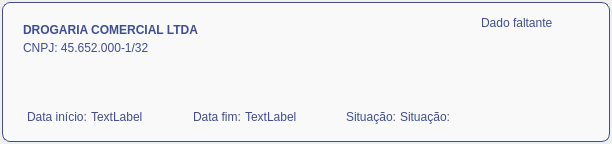
Before: the Qt Designer form Design/UI/itemResumoCNIS.ui in newprev/PrevCliente, drawn with Qt 5.
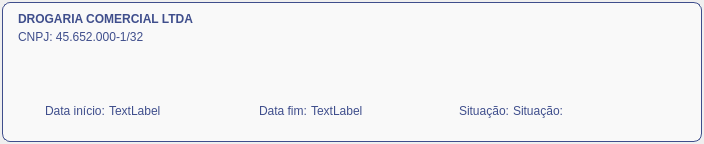
After: the same form once the commit is applied. Icons and pictures are not drawn.

Commit message: Fluxo resumo CNIS, wdgItemCnis, etc

Patch:
```diff
--- a/Design/UI/itemResumoCNIS.ui
+++ b/Design/UI/itemResumoCNIS.ui
@@ -6,12 +6,12 @@
    <rect>
     <x>0</x>
     <y>0</y>
-    <width>612</width>
+    <width>704</width>
     <height>144</height>
    </rect>
   </property>
   <property name="sizePolicy">
-   <sizepolicy hsizetype="Minimum" vsizetype="Preferred">
+   <sizepolicy hsizetype="Preferred" vsizetype="Preferred">
     <horstretch>0</horstretch>
     <verstretch>0</verstretch>
    </sizepolicy>
@@ -114,31 +114,43 @@
    <property name="bottomMargin">
     <number>2</number>
    </property>
-   <item>
+   <item alignment="Qt::AlignHCenter|Qt::AlignTop">
     <widget class="QWidget" name="gbMain" native="true">
      <property name="sizePolicy">
-      <sizepolicy hsizetype="Minimum" vsizetype="Minimum">
+      <sizepolicy hsizetype="Preferred" vsizetype="Minimum">
        <horstretch>0</horstretch>
        <verstretch>0</verstretch>
       </sizepolicy>
      </property>
      <property name="minimumSize">
       <size>
-       <width>0</width>
+       <width>700</width>
        <height>140</height>
       </size>
      </property>
      <property name="maximumSize">
       <size>
-       <width>16777215</width>
+       <width>820</width>
        <height>13215644</height>
       </size>
      </property>
      <layout class="QHBoxLayout" name="horizontalLayout_2">
+      <property name="leftMargin">
+       <number>4</number>
+      </property>
+      <property name="topMargin">
+       <number>4</number>
+      </property>
+      <property name="rightMargin">
+       <number>4</number>
+      </property>
+      <property name="bottomMargin">
+       <number>4</number>
+      </property>
       <item>
        <widget class="QFrame" name="frame_2">
         <property name="sizePolicy">
-         <sizepolicy hsizetype="Minimum" vsizetype="Minimum">
+         <sizepolicy hsizetype="Preferred" vsizetype="Minimum">
           <horstretch>0</horstretch>
           <verstretch>0</verstretch>
          </sizepolicy>
@@ -168,7 +180,7 @@
          <item>
           <widget class="QFrame" name="frame_3">
            <property name="sizePolicy">
-            <sizepolicy hsizetype="Minimum" vsizetype="Preferred">
+            <sizepolicy hsizetype="Preferred" vsizetype="Preferred">
              <horstretch>0</horstretch>
              <verstretch>0</verstretch>
             </sizepolicy>
@@ -193,7 +205,7 @@
              <number>12</number>
             </property>
             <property name="topMargin">
-             <number>12</number>
+             <number>6</number>
             </property>
             <property name="rightMargin">
              <number>0</number>
@@ -203,6 +215,12 @@
             </property>
             <item>
              <widget class="QLabel" name="lbCdEmp">
+              <property name="sizePolicy">
+               <sizepolicy hsizetype="Preferred" vsizetype="Preferred">
+                <horstretch>0</horstretch>
+                <verstretch>0</verstretch>
+               </sizepolicy>
+              </property>
               <property name="minimumSize">
                <size>
                 <width>0</width>
@@ -212,7 +230,7 @@
               <property name="maximumSize">
                <size>
                 <width>16777215</width>
-                <height>100</height>
+                <height>16548465</height>
                </size>
               </property>
               <property name="text">
@@ -225,6 +243,12 @@
             </item>
             <item>
              <widget class="QLabel" name="lbCNPJouNB">
+              <property name="sizePolicy">
+               <sizepolicy hsizetype="Preferred" vsizetype="Preferred">
+                <horstretch>0</horstretch>
+                <verstretch>0</verstretch>
+               </sizepolicy>
+              </property>
               <property name="text">
                <string>CNPJ: 45.652.000-1/32</string>
               </property>
@@ -238,6 +262,9 @@
               <property name="orientation">
                <enum>Qt::Vertical</enum>
               </property>
+              <property name="sizeType">
+               <enum>QSizePolicy::Preferred</enum>
+              </property>
               <property name="sizeHint" stdset="0">
                <size>
                 <width>20</width>
@@ -252,7 +279,7 @@
          <item>
           <widget class="QFrame" name="frame_4">
            <property name="sizePolicy">
-            <sizepolicy hsizetype="Minimum" vsizetype="Preferred">
+            <sizepolicy hsizetype="Preferred" vsizetype="Preferred">
              <horstretch>0</horstretch>
              <verstretch>0</verstretch>
             </sizepolicy>
@@ -394,13 +421,13 @@
         </property>
         <property name="minimumSize">
          <size>
-          <width>120</width>
+          <width>80</width>
           <height>0</height>
          </size>
         </property>
         <property name="maximumSize">
          <size>
-          <width>120</width>
+          <width>80</width>
           <height>16777215</height>
          </size>
         </property>
@@ -428,17 +455,29 @@
          </property>
          <item row="1" column="0">
           <widget class="QFrame" name="frame">
+           <property name="sizePolicy">
+            <sizepolicy hsizetype="Preferred" vsizetype="Preferred">
+             <horstretch>0</horstretch>
+             <verstretch>0</verstretch>
+            </sizepolicy>
+           </property>
            <property name="frameShape">
             <enum>QFrame::NoFrame</enum>
            </property>
            <property name="frameShadow">
             <enum>QFrame::Raised</enum>
            </property>
-           <layout class="QHBoxLayout" name="horizontalLayout_3">
+           <layout class="QGridLayout" name="gridLayout_5">
+            <property name="leftMargin">
+             <number>4</number>
+            </property>
+            <property name="rightMargin">
+             <number>4</number>
+            </property>
             <property name="bottomMargin">
              <number>24</number>
             </property>
-            <item>
+            <item row="0" column="0">
              <widget class="QPushButton" name="pbRemover">
               <property name="minimumSize">
                <size>
@@ -457,7 +496,7 @@
               </property>
              </widget>
             </item>
-            <item>
+            <item row="0" column="1">
              <widget class="QPushButton" name="pbEditar">
               <property name="minimumSize">
                <size>
@@ -505,10 +544,7 @@
            <property name="frameShadow">
             <enum>QFrame::Raised</enum>
            </property>
-           <layout class="QHBoxLayout" name="horizontalLayout_6">
-            <property name="spacing">
-             <number>2</number>
-            </property>
+           <layout class="QGridLayout" name="gridLayout_6">
             <property name="leftMargin">
              <number>0</number>
             </property>
@@ -521,14 +557,7 @@
             <property name="bottomMargin">
              <number>0</number>
             </property>
-            <item alignment="Qt::AlignVCenter">
-             <widget class="QLabel" name="lbInfoFalta">
-              <property name="text">
-               <string>Dado faltante</string>
-              </property>
-             </widget>
-            </item>
-            <item>
+            <item row="0" column="0" alignment="Qt::AlignRight">
              <widget class="QFrame" name="frInfoTag">
               <property name="minimumSize">
                <size>
```
The commit also changes 36 other files.
